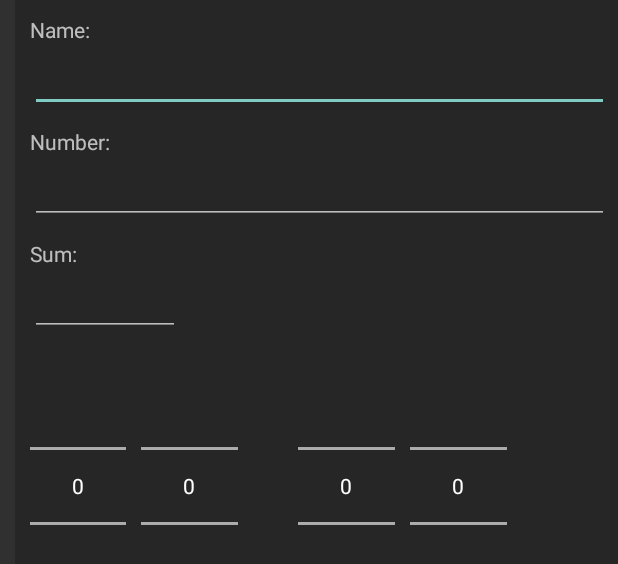
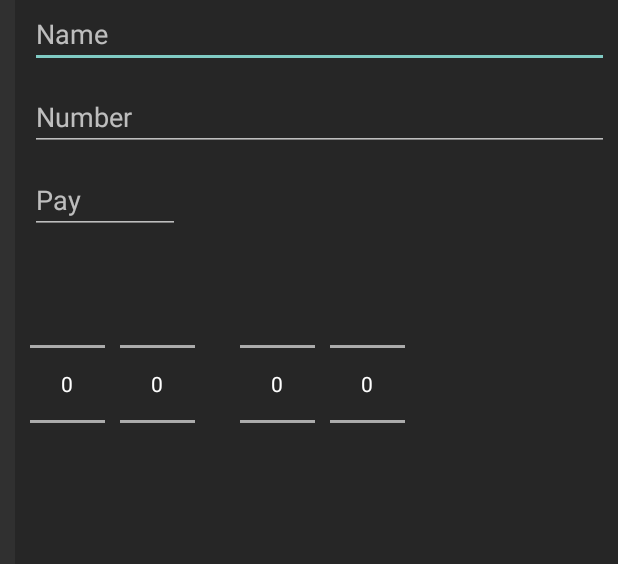
Before and after one commit to Zelen23/calendar_for_nm, an Android app: the layout frame_write.xml on its own in the app's theme, with its tools: preview values and no code run, on a phone screen of 412 x 824 dp. Shown: the top 564 px of the screen. Run offline under Robolectric (Android 15) with nearby library versions, the phone set to English and light mode, and no system bars.

Commit message:
addHintAlert

```diff
--- a/app/src/main/java/com/example/zsoft/calendar_for_nm/Swipe_Adapter_recycle.java
+++ b/app/src/main/java/com/example/zsoft/calendar_for_nm/Swipe_Adapter_recycle.java
@@ -10,6 +10,7 @@ import android.os.Bundle;
 import android.support.annotation.NonNull;
 import android.support.v7.widget.CardView;
 import android.support.v7.widget.RecyclerView;
+import android.text.method.ScrollingMovementMethod;
 import android.util.Log;
 import android.view.LayoutInflater;
 import android.view.View;
@@ -18,6 +19,7 @@ import android.widget.CheckBox;
 import android.widget.EditText;
 import android.widget.ImageButton;
 import android.widget.NumberPicker;
+import android.widget.Scroller;
 import android.widget.TextView;
 import android.widget.Toast;
 
@@ -182,6 +184,8 @@ public class Swipe_Adapter_recycle extends RecyclerView.Adapter<RecyclerView.Vie
             binderHelper.setOpenOnlyOne(true);
 
             textView.setText(ful_data.name);
+            textView.setMaxLines(1);
+
             editText.setText(String.valueOf(ful_data.sum));
 
             checkBox.setChecked(ful_data.flag);
@@ -617,7 +621,7 @@ public class Swipe_Adapter_recycle extends RecyclerView.Adapter<RecyclerView.Vie
                e.printStackTrace();
            }
            alert = builder.create();
-           alert.getWindow().setBackgroundDrawable(new ColorDrawable(Color.DKGRAY));
+          // alert.getWindow().setBackgroundDrawable(new ColorDrawable(Color.DKGRAY));
            alert.show();
 
 
--- a/app/src/main/res/layout/card.xml
+++ b/app/src/main/res/layout/card.xml
@@ -59,15 +59,19 @@
             <TextView
                 android:id="@+id/textView12"
                 android:layout_width="wrap_content"
-                android:layout_height="wrap_content"
+                android:layout_height="25dp"
                 android:layout_alignEnd="@+id/checkBox2"
                 android:layout_alignParentBottom="true"
                 android:layout_toEndOf="@+id/h"
+                android:autoText="false"
+                android:elegantTextHeight="false"
                 android:focusable="true"
                 android:fontFamily="sans-serif-condensed"
                 android:text="111111"
                 android:textSize="20sp"
-                android:typeface="sans" />
+                android:typeface="sans"
+
+                />
 
             <EditText
                 android:id="@+id/editText2"
--- a/app/src/main/res/layout/frame_write.xml
+++ b/app/src/main/res/layout/frame_write.xml
@@ -9,7 +9,7 @@
     android:background="@color/cardview_shadow_start_color"
     android:minHeight="40dp"
     android:orientation="vertical"
-    android:layout_marginLeft="10dp"
+    android:layout_marginStart="10dp"
     >
 
     <LinearLayout
@@ -20,61 +20,45 @@
         android:layout_marginBottom="10dp"
         android:layout_marginStart="10dp"
         android:layout_marginEnd="10dp"
-
         >
 
-        <TextView
-            android:id="@+id/textView2"
-            android:layout_width="match_parent"
-            android:layout_height="wrap_content"
-            android:layout_marginTop="10dp"
-            android:text="Name:" />
 
         <EditText
             android:id="@+id/eName"
             android:layout_width="400dp"
             android:layout_height="match_parent"
             android:layout_marginBottom="10dp"
-
+            android:hint="@string/Name"
             android:ems="10"
             android:inputType="textPersonName"
             android:singleLine="false"
             tools:layout_editor_absoluteX="8dp"
             tools:layout_editor_absoluteY="56dp" />
 
-        <TextView
-            android:layout_width="match_parent"
-            android:layout_height="wrap_content"
-            android:text="Number:" />
 
         <EditText
             android:id="@+id/eNnm"
             android:layout_width="400dp"
             android:layout_height="match_parent"
             android:layout_marginBottom="10dp"
-            android:contentDescription="Number"
             android:ems="10"
-            android:inputType="number"
-
+            android:inputType="phone"
+            android:hint="@string/Number"
             tools:layout_editor_absoluteX="0dp"
             tools:layout_editor_absoluteY="331dp" />
 
-        <TextView
-            android:layout_width="match_parent"
-            android:layout_height="wrap_content"
-            android:text="Sum:" />
 
         <EditText
             android:id="@+id/eSum"
             android:layout_width="100dp"
             android:layout_height="match_parent"
-
-            android:contentDescription="Sum" />
+            android:hint="@string/Pay"
+            android:inputType="number"/>
     </LinearLayout>
 
     <LinearLayout
         android:id="@+id/linearLayout"
-        android:layout_width="match_parent"
+        android:layout_width="wrap_content"
         android:layout_height="wrap_content"
         android:orientation="horizontal"
         android:weightSum="100"
@@ -86,31 +70,31 @@
 
         <NumberPicker
             android:id="@+id/pH1"
-            android:layout_width="wrap_content"
+            android:layout_width="50dp"
             android:layout_height="wrap_content"
             android:layout_weight="1"
             />
 
         <NumberPicker
             android:id="@+id/pm1"
-            android:layout_width="wrap_content"
+            android:layout_width="50dp"
             android:layout_height="wrap_content"
             android:layout_weight="1"
-            android:layout_marginLeft="10dp"/>
+            android:layout_marginStart="10dp"/>
 
         <NumberPicker
             android:id="@+id/pH2"
-            android:layout_width="wrap_content"
+            android:layout_width="50dp"
             android:layout_height="wrap_content"
             android:layout_weight="1"
-            android:layout_marginLeft="40dp"/>
+            android:layout_marginStart="30dp"/>
 
         <NumberPicker
             android:id="@+id/pm2"
-            android:layout_width="wrap_content"
+            android:layout_width="50dp"
             android:layout_height="wrap_content"
             android:layout_weight="1"
-            android:layout_marginLeft="10dp"/>
+            android:layout_marginStart="10dp"/>
     </LinearLayout>
 
 </LinearLayout>
--- a/app/src/main/res/values/strings.xml
+++ b/app/src/main/res/values/strings.xml
@@ -1,4 +1,7 @@
 <resources>
     <string name="app_name">Calendar_for_NM</string>
+    <string name="Number">Number</string>
+    <string name="Name">Name</string>
+    <string name="Pay">Pay</string>
 
 </resources>
```
